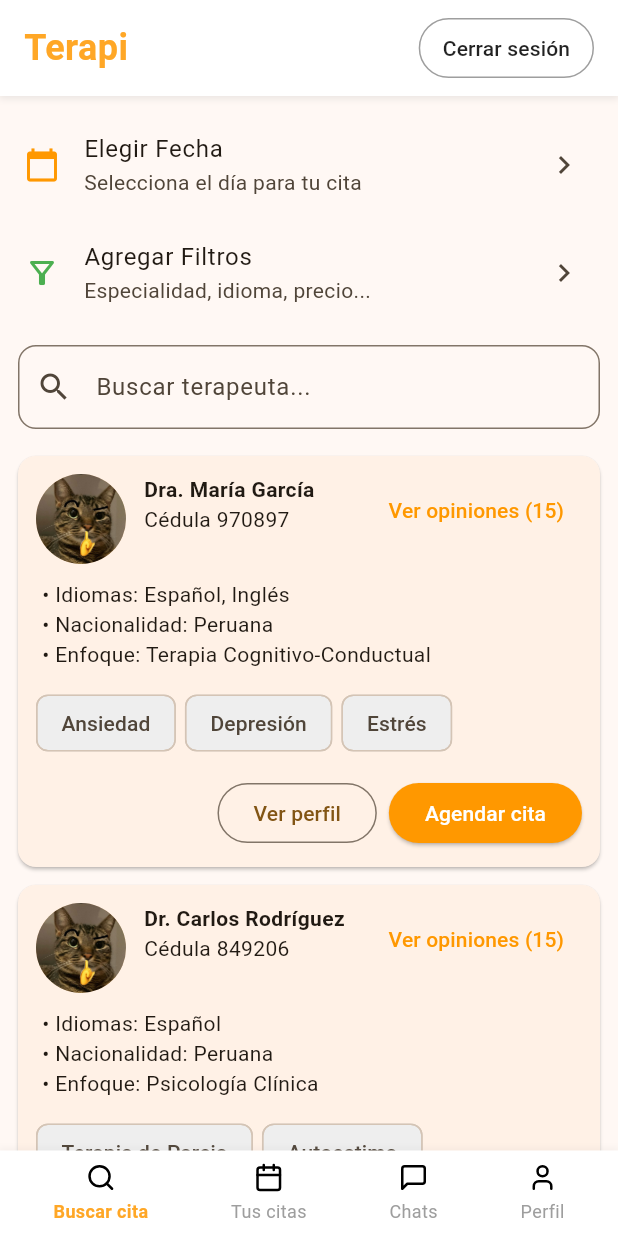
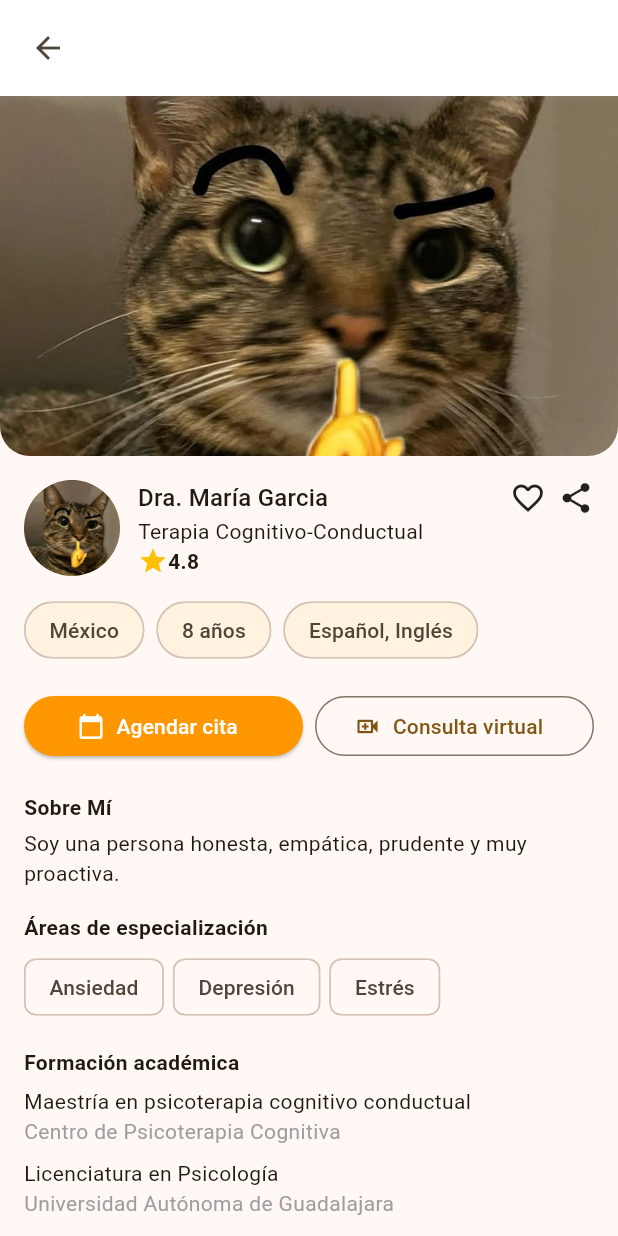
Before and after one commit to terapi-team/terapi-frontend, a Flutter app: the screen it shows after launch, after a tap on "Ver perfil", on a phone screen of 412 x 824 dp. Run offline on Flutter 3.47's test engine with Material 3 defaults, Android fonts, the phone set to English and light mode, and no system bars; our stand-ins replace flutter_svg, get.

Commit message:
• Agregué módulo `search_appointment_therapist`
• En `terapi-frontend\lib\pages`

  - En `search_appointment_therapist`
      -> search_appointment_therapist_controller.dart: Creación
      -> search_appointment_therapist_page.dart: Creación

  - En `home_search_appointments`
      -> home_search_appointments_page.dart: Actualización, direcciona a `search_appointment_therapist_page.dart`

```diff
--- a/lib/pages/home_search_appointments/home_search_appointments_page.dart
+++ b/lib/pages/home_search_appointments/home_search_appointments_page.dart
@@ -3,6 +3,7 @@ import 'package:get/get.dart';
 
 import 'package:terapi_frontend/pages/schedule_appointment/patient_schedule_appointment_page.dart';
 import 'package:terapi_frontend/pages/search_appointment_filters/patient_search_appointment_filters_page.dart';
+import 'package:terapi_frontend/pages/search_appointment_therapist/search_appointment_therapist_page.dart';
 
 import 'home_search_appointments_controller.dart';
 
@@ -127,11 +128,13 @@ class HomeSearchAppointmentsPage extends StatelessWidget {
 
                         const SizedBox(height: 12),
 
-                        // Botones: Ver perfil y Agendar cita
+                        // BOTONES: VER PERFIL Y AGENDAR CITA
                         Row(
                           mainAxisAlignment: MainAxisAlignment.end,
                           children: [
-                            OutlinedButton(onPressed: () {}, child: Text("Ver perfil")),
+                            OutlinedButton(onPressed: () {
+                              Get.to(() => const SearchAppointmentTherapistPage()); // Para futura update: Get.to(() => SearchAppointmentTherapistPage(terapeuta: t));
+                            }, child: Text("Ver perfil")),
                             const SizedBox(width: 8),
                             ElevatedButton(
                               onPressed: () {
--- /dev/null
+++ b/lib/pages/search_appointment_therapist/search_appointment_therapist_controller.dart
@@ -0,0 +1,83 @@
+import 'package:get/get.dart';
+
+class TherapistDetail {
+
+  final String nombre;
+  final String enfoque;
+  final double rating;
+  final String pais;
+  final String experiencia;
+  final List<String> idiomas;
+  final List<String> especialidades;
+  final String sobreMi;
+  final List<Formacion> formaciones;
+  final String imagen;
+
+  TherapistDetail({
+
+    required this.nombre,
+    required this.enfoque,
+    required this.rating,
+    required this.pais,
+    required this.experiencia,
+    required this.idiomas,
+    required this.especialidades,
+    required this.sobreMi,
+    required this.formaciones,
+    required this.imagen,
+
+  }); // TherapistDetail
+
+} // class TherapistDetail {
+
+class Formacion {
+
+  final String grado;
+  final String institucion;
+
+  Formacion({required this.grado, required this.institucion});
+
+} // class Formacion {
+
+class SearchAppointmentTherapistController extends GetxController {
+
+  late TherapistDetail terapeuta;
+
+  @override
+  void onInit() {
+    super.onInit();
+    cargarDatos();
+  }
+
+  void cargarDatos() {
+
+    terapeuta = TherapistDetail(
+
+      nombre: "Dra. María Garcia",
+      enfoque: "Terapia Cognitivo-Conductual",
+      rating: 4.8,
+      pais: "México",
+      experiencia: "8 años",
+      idiomas: ["Español", "Inglés"],
+      especialidades: ["Ansiedad", "Depresión", "Estrés"],
+      sobreMi: "Soy una persona honesta, empática, prudente y muy proactiva.",
+
+      formaciones: [
+
+        Formacion(
+          grado: "Maestría en psicoterapia cognitivo conductual",
+          institucion: "Centro de Psicoterapia Cognitiva",
+        ),
+
+        Formacion(
+          grado: "Licenciatura en Psicología",
+          institucion: "Universidad Autónoma de Guadalajara",
+        ),
+
+      ],
+
+      imagen: "assets/images/therapists/maria.jpg",
+
+    ); // terapeuta = TherapistDetail(
+  } // void cargarDatos() {
+} // class SearchAppointmentTherapistController extends GetxController {
--- /dev/null
+++ b/lib/pages/search_appointment_therapist/search_appointment_therapist_page.dart
@@ -0,0 +1,194 @@
+import 'package:flutter/material.dart';
+import 'package:get/get.dart';
+
+import 'package:terapi_frontend/components/setting_app_bar.dart';
+
+import 'search_appointment_therapist_controller.dart';
+
+class SearchAppointmentTherapistPage extends StatelessWidget {
+
+  const SearchAppointmentTherapistPage({Key? key}) : super(key: key);
+
+  @override
+  Widget build(BuildContext context) {
+
+    final controller = Get.put(SearchAppointmentTherapistController());
+    final t = controller.terapeuta;
+
+    return Scaffold(
+
+      appBar: SettingsAppBar(title: ""),
+      body: SingleChildScrollView(
+
+        child: Column(
+
+          crossAxisAlignment: CrossAxisAlignment.start,
+
+          children: [
+
+            // || IMAGEN PRINCIPAL ||
+            ClipRRect(
+
+              borderRadius: const BorderRadius.only(
+                bottomLeft: Radius.circular(20),
+                bottomRight: Radius.circular(20),
+              ),
+
+              child: Image.asset(
+                t.imagen,
+                width: double.infinity,
+                height: 240,
+                fit: BoxFit.cover,
+              ),
+
+            ), // ClipRRect(
+
+            Padding(
+
+              padding: const EdgeInsets.all(16),
+
+              child: Column(
+
+                crossAxisAlignment: CrossAxisAlignment.start,
+                children: [
+
+                  // INFORMACIÓN PRINCIPAL
+                  Row(
+
+                    crossAxisAlignment: CrossAxisAlignment.start,
+
+                    children: [
+
+                      CircleAvatar(
+                        radius: 32,
+                        backgroundImage: AssetImage(t.imagen),
+                      ),
+
+                      const SizedBox(width: 12),
+
+                      Expanded(
+                        child: Column(
+
+                          crossAxisAlignment: CrossAxisAlignment.start,
+
+                          children: [
+
+                            Text(t.nombre, style: Theme.of(context).textTheme.titleMedium),
+                            Text(t.enfoque),
+
+                            Row(
+                              children: [
+                                Icon(Icons.star, color: Colors.amber, size: 20),
+                                Text("${t.rating}", style: const TextStyle(fontWeight: FontWeight.bold)),
+                              ],
+                            ),
+
+                          ],
+                        ),
+                      ),
+
+                      Row(
+                        mainAxisSize: MainAxisSize.min,
+                        children: const [
+                          Icon(Icons.favorite_border),
+                          SizedBox(width: 8),
+                          Icon(Icons.share),
+                        ],
+                      )
+
+                    ],
+                  ),
+
+                  const SizedBox(height: 12),
+
+                  // ETIQUETAS DE INFO GENERAL
+                  Wrap(
+                    spacing: 8,
+                    children: [
+                      _infoChip(t.pais),
+                      _infoChip(t.experiencia),
+                      _infoChip(t.idiomas.join(", ")),
+                    ],
+                  ),
+
+                  const SizedBox(height: 16),
+
+                  // BOTONES
+                  Row(
+                    children: [
+
+                      Expanded(
+                        child: ElevatedButton.icon(
+                          onPressed: () {},
+                          icon: const Icon(Icons.calendar_today),
+                          label: const Text("Agendar cita"),
+                          style: ElevatedButton.styleFrom(
+                            backgroundColor: Colors.orange,
+                            foregroundColor: Colors.white,
+                          ),
+                        ),
+                      ),
+
+                      const SizedBox(width: 8),
+
+                      Expanded(
+                        child: OutlinedButton.icon(
+                          onPressed: () {},
+                          icon: const Icon(Icons.video_call_outlined),
+                          label: const Text("Consulta virtual"),
+                        ),
+                      ),
+
+                    ],
+                  ),
+
+                  const SizedBox(height: 20),
+
+                  const Text("Sobre Mí", style: TextStyle(fontWeight: FontWeight.bold)),
+                  const SizedBox(height: 4),
+                  Text(t.sobreMi),
+
+                  const SizedBox(height: 16),
+                  const Text("Áreas de especialización", style: TextStyle(fontWeight: FontWeight.bold)),
+                  const SizedBox(height: 6),
+
+                  Wrap(
+                    spacing: 6,
+                    children: t.especialidades.map((e) => Chip(label: Text(e))).toList(),
+                  ),
+
+                  const SizedBox(height: 16),
+                  const Text("Formación académica", style: TextStyle(fontWeight: FontWeight.bold)),
+                  const SizedBox(height: 6),
+
+                  ...t.formaciones.map((f) => Column(
+                    crossAxisAlignment: CrossAxisAlignment.start,
+                    children: [
+                      Text(f.grado),
+                      Text(f.institucion, style: const TextStyle(color: Colors.grey)),
+                      const SizedBox(height: 8),
+                    ],
+                  )),
+
+                ], // children: [
+              ), // child: Column(
+            ), // Padding(
+          ], // children: [
+        ), // child: Column(
+      ), // body: SingleChildScrollView(
+    ); // return Scaffold(
+  } // Widget build(BuildContext context) {
+
+  Widget _infoChip(String label) {
+
+    return Chip(
+
+      label: Text(label),
+      backgroundColor: Colors.orange.shade50,
+      shape: RoundedRectangleBorder(borderRadius: BorderRadius.circular(20)),
+
+    );
+
+  } // Widget _infoChip(String label) {
+
+} // class SearchAppointmentTherapistPage extends StatelessWidget {
```
Also changed, not shown: 1 other file.
